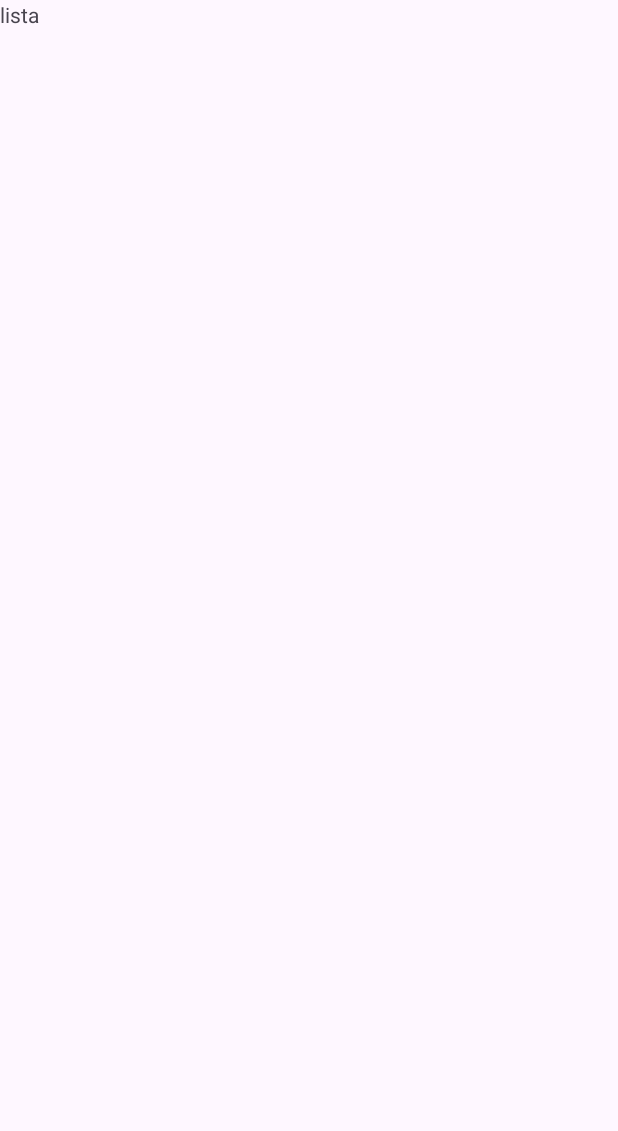
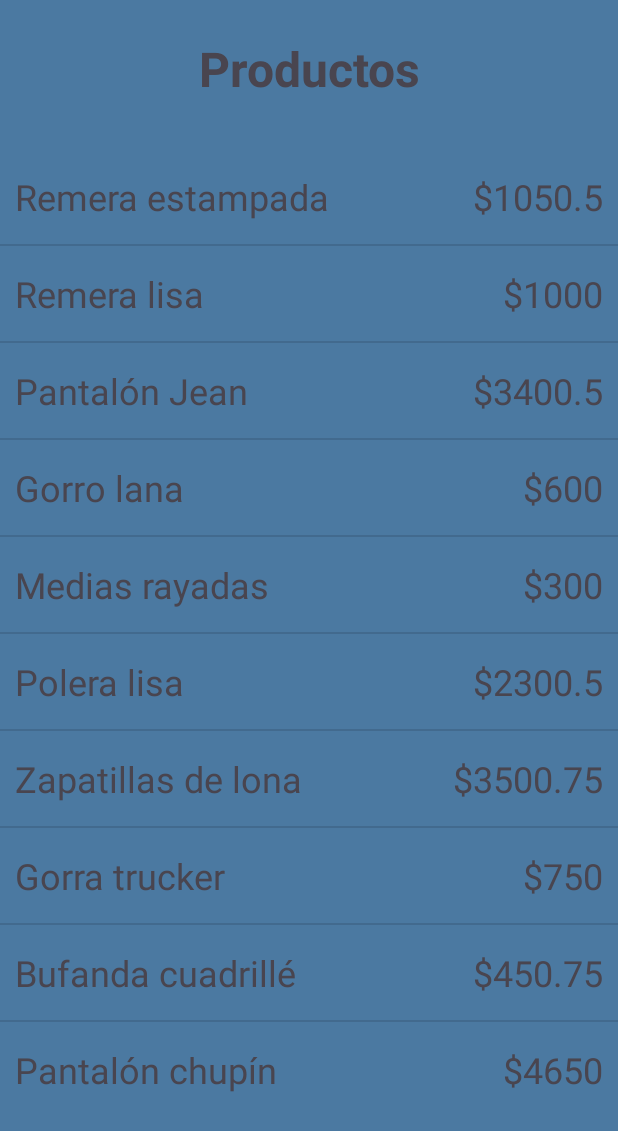
Before and after one commit to esaracho/deCompras, an Android app: the listaProductos screen opened directly, with no data from a screen before it, on a phone screen of 412 x 824 dp. Before the commit the part shown is almost empty. Shown: the top 1131 px of the screen. Run offline under Robolectric (Android 15) with nearby library versions, the light colour scheme and no system bars.

Commit message:
Se agrega vista de los productos en la BD y listener a los items de la lista

```diff
--- a/app/src/main/AndroidManifest.xml
+++ b/app/src/main/AndroidManifest.xml
@@ -21,16 +21,20 @@
                 <category android:name="android.intent.category.LAUNCHER" />
             </intent-filter>
         </activity>
+
         <activity
             android:name=".quienesSomos"
             android:label="Quienes Somos" />
+
         <activity
             android:name=".listaProductos"
-            android:exported="true">
-        </activity>
+            android:exported="true"
+            android:label="Productos"/>
+
         <activity
             android:name=".carroCompras"
             android:label="Carro de Compras" />
+
     </application>
 
 </manifest>
--- a/app/src/main/java/com/example/decompras/ProductosSQLiteHelper.java
+++ b/app/src/main/java/com/example/decompras/ProductosSQLiteHelper.java
@@ -7,7 +7,7 @@ import android.database.sqlite.SQLiteDatabase.CursorFactory;
 
 public class ProductosSQLiteHelper extends SQLiteOpenHelper  {
 
-    String sqlCreate = "CREATE TABLE Productos (codigo INTEGER PRIMARY KEY AUTOINCREMENT, nombre TEXT, precio REAL)";
+    String sqlCreate = "CREATE TABLE Productos ( _id INTEGER PRIMARY KEY AUTOINCREMENT, nombre TEXT, precio REAL)";
 
     public ProductosSQLiteHelper(Context contexto, String nombre,
                                  SQLiteDatabase.CursorFactory factory, int version) {
@@ -28,7 +28,7 @@ public class ProductosSQLiteHelper extends SQLiteOpenHelper  {
 // tabla antigua a la nueva, por lo que este método debería
 // ser más elaborado.
 //Se elimina la versión anterior de la tabla
-        db.execSQL("DROP TABLE IF EXISTS Usuarios");
+        db.execSQL("DROP TABLE IF EXISTS Productos");
 //Se crea la nueva versión de la tabla
         db.execSQL(sqlCreate);
     }
--- a/app/src/main/java/com/example/decompras/listaProductos.java
+++ b/app/src/main/java/com/example/decompras/listaProductos.java
@@ -1,46 +1,106 @@
 package com.example.decompras;
 
+import android.app.ListActivity;
 import android.database.Cursor;
 import android.database.sqlite.SQLiteDatabase;
 import android.os.Bundle;
+import android.util.Log;
+import android.view.View;
+import android.widget.AdapterView;
+import android.widget.ListView;
 
 import androidx.appcompat.app.AppCompatActivity;
+import androidx.cursoradapter.widget.SimpleCursorAdapter;
 
-public class listaProductos extends AppCompatActivity {
+public class listaProductos extends ListActivity {
 
     ProductosSQLiteHelper baseD =
-            new ProductosSQLiteHelper(this, "BDProductos", null, 1);
+            new ProductosSQLiteHelper(this, "BDProductos", null, 5);
     @Override
     protected void onCreate(Bundle savedInstanceState) {
         super.onCreate(savedInstanceState);
         setContentView(R.layout.lista_productos);
 
         //Abrimos la base de datos ‘BDProductos’ en modo escritura
+        SQLiteDatabase db = baseD.getWritableDatabase();
 
-        SQLiteDatabase db = baseD.getWritableDatabase();
+        String[] productos = {"Remera estampada", "Remera lisa", "Pantalón Jean", "Gorro lana", "Medias rayadas",
+        "Polera lisa", "Zapatillas de lona", "Gorra trucker", "Bufanda cuadrillé", "Pantalón chupín"};
+
+        float[] precios = {1050.50f, 1000f, 3400.50f, 600f, 300f, 2300.50f, 3500.75f, 750f, 450.75f, 4650f };
+
         Cursor cur = db.rawQuery("SELECT COUNT(*) FROM Productos", null);
         if (cur != null) {
             cur.moveToFirst();
             if (cur.getInt(0) == 0) {
                 //Generamos los datos
-                for (int i = 1; i <= 5; i++) {
+                for (int i = 0; i < 10; i++) {
 
-                    String nombre = "Producto" + i;
+                    String nombre = productos[i];
+                    float precio = precios[i];
                     //Insertamos los datos en la tabla Productos
                     db.execSQL("INSERT INTO Productos (nombre, precio) " +
-                            "VALUES ('" + nombre + "', " + 100.00 + ")");
+                            "VALUES ('" + nombre + "', '" + precio + "')");
                 }
             }
             cur.close();
         }
 
+       consultar();
 
     }
 
-    @Override
+    /*@Override
+    protected void onResume() {
+        super.onResume();
+        consultar();
+    }*/
+
+    /*@Override
     protected void onDestroy() {
         baseD.close();
         super.onDestroy();
+    }*/
+
+
+    @SuppressWarnings("deprecation")
+    private void consultar() {
+
+        //Realizo la conexión a la base de datos
+        SQLiteDatabase db = baseD.getReadableDatabase();
+
+        //Realizo la consulta y la asigno a un objeto Cursor
+        String[] campos = new String[] {"_id","nombre","precio"};
+        Cursor cursor = db.query("Productos", campos, null , null, null, null, null);
+
+        String[] columnas = new String[] { "nombre", "precio" };
+        //int[] to = new int[] { android.R.id.text1, android.R.id.text2 };
+        int[] to = new int[] { R.id.producto_nombre, R.id.producto_precio };
+
+        SimpleCursorAdapter adapter = new SimpleCursorAdapter(this,
+                R.layout.fila_producto,
+                //android.R.layout.simple_list_item_2,
+                cursor,
+                columnas,
+                to);
+
+        ListView lista = (ListView) findViewById(android.R.id.list);
+        lista.setAdapter(adapter);
+
+        lista.setOnItemClickListener(new AdapterView.OnItemClickListener() {
+
+            @Override
+            public void onItemClick(AdapterView<?> parent, View view,
+                                    int position, long id) {
+
+                Cursor cursor = (Cursor) lista.getItemAtPosition(position);
+
+                String producto = cursor.getString(cursor.getColumnIndexOrThrow("nombre"));
+
+                Log.i("Hello!", producto);
+
+            }
+        });
     }
 
 }
--- a/app/src/main/res/layout/fila_producto.xml
+++ b/app/src/main/res/layout/fila_producto.xml
@@ -1,30 +1,33 @@
 <?xml version="1.0" encoding="utf-8"?>
-<androidx.constraintlayout.widget.ConstraintLayout xmlns:android="http://schemas.android.com/apk/res/android"
-    xmlns:tools="http://schemas.android.com/tools"
-    android:layout_width="match_parent"
-    android:layout_height="match_parent">
-
 
     <LinearLayout
-        android:layout_width="409dp"
-        android:layout_height="729dp"
+        xmlns:android="http://schemas.android.com/apk/res/android"
+        android:layout_width="match_parent"
+        android:layout_height="match_parent"
         android:orientation="horizontal"
-        tools:layout_editor_absoluteX="1dp"
-        tools:layout_editor_absoluteY="1dp"
-        tools:ignore="MissingConstraints">
+        android:paddingHorizontal="10dp"
+        android:paddingVertical="15dp"
+        >
 
         <TextView
             android:id="@+id/producto_nombre"
             android:layout_width="wrap_content"
             android:layout_height="wrap_content"
+            android:textSize="24sp"
             android:layout_weight="1"
-            android:text="TextView" />
+           />
+
+        <TextView
+            android:layout_width="wrap_content"
+            android:layout_height="wrap_content"
+            android:textSize="24sp"
+            android:text="$"
+            />
 
         <TextView
             android:id="@+id/producto_precio"
             android:layout_width="wrap_content"
             android:layout_height="wrap_content"
-            android:layout_weight="1"
-            android:text="TextView" />
+            android:textSize="24sp"
+            />
     </LinearLayout>
-</androidx.constraintlayout.widget.ConstraintLayout>
--- a/app/src/main/res/layout/lista_productos.xml
+++ b/app/src/main/res/layout/lista_productos.xml
@@ -1,11 +1,36 @@
 <?xml version="1.0" encoding="utf-8"?>
-<androidx.constraintlayout.widget.ConstraintLayout xmlns:android="http://schemas.android.com/apk/res/android"
+<LinearLayout
+    xmlns:android="http://schemas.android.com/apk/res/android"
+    xmlns:app="http://schemas.android.com/apk/res-auto"
+    xmlns:tools="http://schemas.android.com/tools"
     android:layout_width="match_parent"
-    android:layout_height="match_parent">
+    android:layout_height="match_parent"
+    android:orientation="vertical"
+    android:weightSum="1"
+    android:background="@color/dark_skies"
+    tools:context=".listaProductos"
+    >
 
     <TextView
+        android:id="@+id/titulo"
         android:layout_width="match_parent"
-        android:layout_height="match_parent"
-        android:text="lista"/>
+        android:layout_height="wrap_content"
+        android:layout_marginTop="24dp"
+        android:gravity="center"
+        android:text="@string/Productos"
+        android:textSize="32sp"
+        android:textStyle="bold"
+        app:layout_constraintStart_toStartOf="parent"
+        app:layout_constraintTop_toTopOf="parent" />
 
-</androidx.constraintlayout.widget.ConstraintLayout>
+
+    <ListView
+        android:id="@android:id/list"
+        android:layout_width="match_parent"
+        android:layout_height="wrap_content"
+        android:layout_marginTop="32dp"
+        app:layout_constraintStart_toStartOf="parent"
+        app:layout_constraintTop_toBottomOf="@id/titulo"
+        android:scrollbars="horizontal">
+    </ListView>
+</LinearLayout>
--- a/app/src/main/res/values/colors.xml
+++ b/app/src/main/res/values/colors.xml
@@ -3,5 +3,6 @@
     <color name="black">#FF000000</color>
     <color name="white">#FFFFFFFF</color>
     <color name="dark_skies">#4B79A1</color>
+    <color name="azul_oscuro">#5B67A2</color>
     <color name="back_button">#cbdad5</color>
 </resources>
```
Also changed, not shown: 1 other file.
